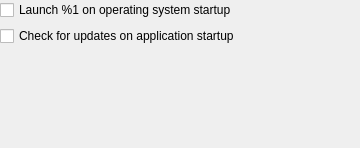
martinrotter/rssguard, file src/librssguard/gui/settings/settingsgeneral.ui: the form before one commit.
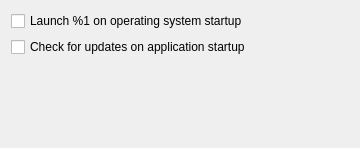
The form after the commit.

What changed in the file:
```diff
--- a/src/librssguard/gui/settings/settingsgeneral.ui
+++ b/src/librssguard/gui/settings/settingsgeneral.ui
@@ -10,19 +10,7 @@
     <height>148</height>
    </rect>
   </property>
-  <layout class="QFormLayout" name="formLayout">
-   <property name="leftMargin">
-    <number>0</number>
-   </property>
-   <property name="topMargin">
-    <number>0</number>
-   </property>
-   <property name="rightMargin">
-    <number>0</number>
-   </property>
-   <property name="bottomMargin">
-    <number>0</number>
-   </property>
+  <layout class="QFormLayout">
    <item row="0" column="0">
     <widget class="QCheckBox" name="m_checkAutostart">
      <property name="text">
```
